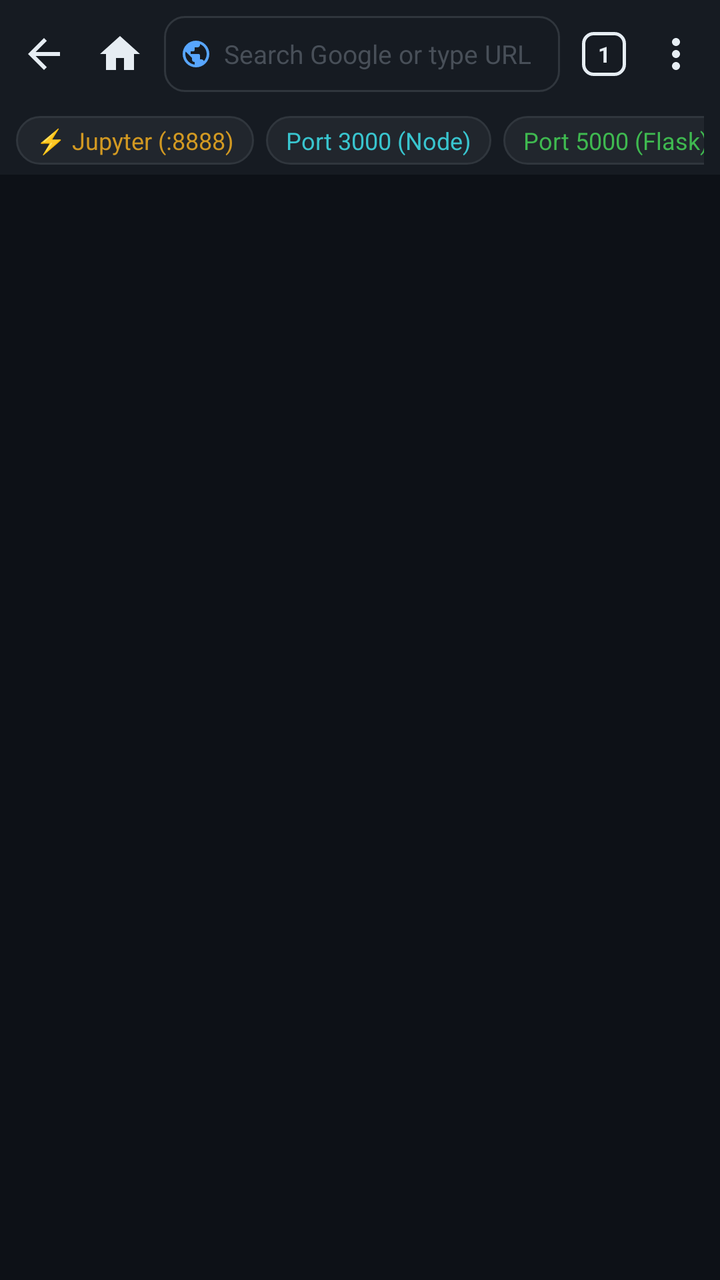
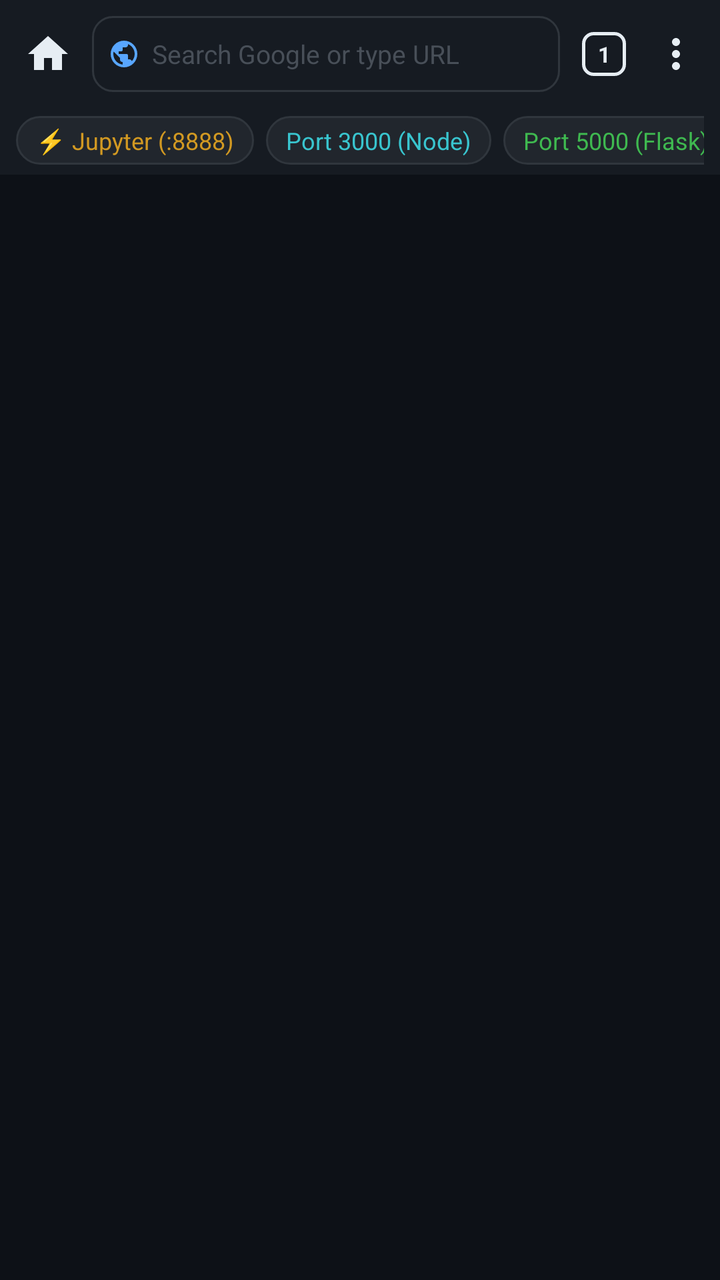

An Android layout rendered at two revisions. The XML below is the earlier revision; the diff shows what the commit changed to produce the second picture.
<!-- AndroidManifest.xml: activity theme Theme.MobileLinux -->
<!-- res/layout/activity_dev_browser.xml -->
<?xml version="1.0" encoding="utf-8"?>
<LinearLayout xmlns:android="http://schemas.android.com/apk/res/android"
    xmlns:app="http://schemas.android.com/apk/res-auto"
    xmlns:tools="http://schemas.android.com/tools"
    android:id="@+id/layout_dev_browser_root"
    android:layout_width="match_parent"
    android:layout_height="match_parent"
    android:orientation="vertical"
    android:background="@color/terminal_bg"
    android:fitsSystemWindows="false">

    
    <LinearLayout
        android:id="@+id/browser_top_bar"
        android:layout_width="match_parent"
        android:layout_height="wrap_content"
        android:minHeight="54dp"
        android:orientation="horizontal"
        android:gravity="center_vertical"
        android:background="@color/toolbar_bg"
        android:paddingStart="4dp"
        android:paddingEnd="4dp"
        android:paddingTop="6dp"
        android:paddingBottom="6dp">

        
        <ImageButton
            android:id="@+id/btn_browser_close"
            android:layout_width="36dp"
            android:layout_height="36dp"
            android:src="@drawable/ic_arrow_back"
            android:background="?attr/selectableItemBackgroundBorderless"
            app:tint="@color/text_primary"
            android:contentDescription="Minimize to Terminal" />

        
        <ImageButton
            android:id="@+id/btn_browser_home"
            android:layout_width="36dp"
            android:layout_height="36dp"
            android:layout_marginStart="2dp"
            android:layout_marginEnd="2dp"
            android:src="@drawable/ic_home"
            android:background="?attr/selectableItemBackgroundBorderless"
            app:tint="@color/text_primary"
            android:contentDescription="Home" />

        
        <LinearLayout
            android:layout_width="0dp"
            android:layout_height="38dp"
            android:layout_weight="1"
            android:layout_marginStart="2dp"
            android:layout_marginEnd="4dp"
            android:background="@drawable/bg_search_bar"
            android:orientation="horizontal"
            android:gravity="center_vertical"
            android:paddingStart="8dp"
            android:paddingEnd="6dp">

            <ImageView
                android:id="@+id/iv_ssl_indicator"
                android:layout_width="16dp"
                android:layout_height="16dp"
                android:src="@drawable/ic_globe"
                app:tint="@color/accent_blue"
                android:contentDescription="Security Indicator" />

            <EditText
                android:id="@+id/et_browser_url"
                android:layout_width="0dp"
                android:layout_height="match_parent"
                android:layout_weight="1"
                android:layout_marginStart="6dp"
                android:layout_marginEnd="4dp"
                android:background="@null"
                android:hint="Search Google or type URL"
                android:textColorHint="@color/text_hint"
                android:textColor="@color/text_primary"
                android:textSize="13sp"
                android:singleLine="true"
                android:maxLines="1"
                android:inputType="textUri"
                android:imeOptions="actionGo" />

            <ImageButton
                android:id="@+id/btn_clear_url"
                android:layout_width="24dp"
                android:layout_height="24dp"
                android:src="@drawable/ic_close"
                android:background="?attr/selectableItemBackgroundBorderless"
                app:tint="@color/text_secondary"
                android:visibility="gone"
                android:contentDescription="Clear URL" />
        </LinearLayout>

        
        <FrameLayout
            android:id="@+id/btn_tab_switcher"
            android:layout_width="36dp"
            android:layout_height="36dp"
            android:background="?attr/selectableItemBackgroundBorderless"
            android:clickable="true"
            android:focusable="true"
            android:contentDescription="Tabs">

            <TextView
                android:id="@+id/tv_tab_count"
                android:layout_width="22dp"
                android:layout_height="22dp"
                android:layout_gravity="center"
                android:background="@drawable/bg_tab_counter"
                android:gravity="center"
                android:text="1"
                android:textColor="@color/text_primary"
                android:textSize="11sp"
                android:textStyle="bold" />
        </FrameLayout>

        
        <ImageButton
            android:id="@+id/btn_browser_menu"
            android:layout_width="36dp"
            android:layout_height="36dp"
            android:src="@drawable/ic_more_vert"
            android:background="?attr/selectableItemBackgroundBorderless"
            app:tint="@color/text_primary"
            android:contentDescription="Menu" />
    </LinearLayout>

    
    <ProgressBar
        android:id="@+id/pb_browser"
        style="?android:attr/progressBarStyleHorizontal"
        android:layout_width="match_parent"
        android:layout_height="2.5dp"
        android:max="100"
        android:progressTint="@color/accent_blue"
        android:visibility="gone" />

    
    <HorizontalScrollView
        android:id="@+id/hsv_quick_chips"
        android:layout_width="match_parent"
        android:layout_height="wrap_content"
        android:background="@color/sidebar_bg"
        android:scrollbars="none"
        android:paddingTop="4dp"
        android:paddingBottom="5dp"
        android:paddingStart="8dp"
        android:paddingEnd="8dp">

        <LinearLayout
            android:layout_width="wrap_content"
            android:layout_height="wrap_content"
            android:orientation="horizontal"
            android:gravity="center_vertical">

            <TextView
                android:id="@+id/chip_jupyter"
                android:layout_width="wrap_content"
                android:layout_height="wrap_content"
                android:text="⚡ Jupyter (:8888)"
                android:textSize="12sp"
                android:textColor="@color/accent_yellow"
                android:background="@drawable/bg_browser_chip"
                android:paddingStart="10dp"
                android:paddingEnd="10dp"
                android:paddingTop="4dp"
                android:paddingBottom="4dp"
                android:layout_marginEnd="6dp" />

            <TextView
                android:id="@+id/chip_port_3000"
                android:layout_width="wrap_content"
                android:layout_height="wrap_content"
                android:text="Port 3000 (Node)"
                android:textSize="12sp"
                android:textColor="@color/accent_cyan"
                android:background="@drawable/bg_browser_chip"
                android:paddingStart="10dp"
                android:paddingEnd="10dp"
                android:paddingTop="4dp"
                android:paddingBottom="4dp"
                android:layout_marginEnd="6dp" />

            <TextView
                android:id="@+id/chip_port_5000"
                android:layout_width="wrap_content"
                android:layout_height="wrap_content"
                android:text="Port 5000 (Flask)"
                android:textSize="12sp"
                android:textColor="@color/accent_green"
                android:background="@drawable/bg_browser_chip"
                android:paddingStart="10dp"
                android:paddingEnd="10dp"
                android:paddingTop="4dp"
                android:paddingBottom="4dp"
                android:layout_marginEnd="6dp" />

            <TextView
                android:id="@+id/chip_port_8000"
                android:layout_width="wrap_content"
                android:layout_height="wrap_content"
                android:text="Port 8000 (FastAPI)"
                android:textSize="12sp"
                android:textColor="@color/accent_blue"
                android:background="@drawable/bg_browser_chip"
                android:paddingStart="10dp"
                android:paddingEnd="10dp"
                android:paddingTop="4dp"
                android:paddingBottom="4dp"
                android:layout_marginEnd="6dp" />

            <TextView
                android:id="@+id/chip_port_8080"
                android:layout_width="wrap_content"
                android:layout_height="wrap_content"
                android:text="Port 8080 (Web)"
                android:textSize="12sp"
                android:textColor="@color/text_primary"
                android:background="@drawable/bg_browser_chip"
                android:paddingStart="10dp"
                android:paddingEnd="10dp"
                android:paddingTop="4dp"
                android:paddingBottom="4dp"
                android:layout_marginEnd="6dp" />

            <TextView
                android:id="@+id/chip_google"
                android:layout_width="wrap_content"
                android:layout_height="wrap_content"
                android:text="Google"
                android:textSize="12sp"
                android:textColor="@color/text_secondary"
                android:background="@drawable/bg_browser_chip"
                android:paddingStart="10dp"
                android:paddingEnd="10dp"
                android:paddingTop="4dp"
                android:paddingBottom="4dp"
                android:layout_marginEnd="6dp" />

            <TextView
                android:id="@+id/chip_github"
                android:layout_width="wrap_content"
                android:layout_height="wrap_content"
                android:text="GitHub"
                android:textSize="12sp"
                android:textColor="@color/text_secondary"
                android:background="@drawable/bg_browser_chip"
                android:paddingStart="10dp"
                android:paddingEnd="10dp"
                android:paddingTop="4dp"
                android:paddingBottom="4dp" />
        </LinearLayout>
    </HorizontalScrollView>

    
    <FrameLayout
        android:id="@+id/layout_browser_content"
        android:layout_width="match_parent"
        android:layout_height="0dp"
        android:layout_weight="1">

        
        <FrameLayout
            android:id="@+id/webview_container"
            android:layout_width="match_parent"
            android:layout_height="match_parent"
            android:background="@color/terminal_bg" />

        
        <LinearLayout
            android:id="@+id/layout_browser_error"
            android:layout_width="match_parent"
            android:layout_height="match_parent"
            android:orientation="vertical"
            android:gravity="center"
            android:padding="24dp"
            android:background="@color/terminal_bg"
            android:visibility="gone">

            <ImageView
                android:layout_width="56dp"
                android:layout_height="56dp"
                android:src="@drawable/ic_globe"
                app:tint="@color/text_secondary"
                android:layout_marginBottom="16dp"
                android:contentDescription="Error Icon" />

            <TextView
                android:id="@+id/tv_error_title"
                android:layout_width="wrap_content"
                android:layout_height="wrap_content"
                android:text="Could Not Connect"
                android:textColor="@color/text_primary"
                android:textSize="18sp"
                android:textStyle="bold"
                android:layout_marginBottom="8dp" />

            <TextView
                android:id="@+id/tv_error_desc"
                android:layout_width="wrap_content"
                android:layout_height="wrap_content"
                android:text="The local server or webpage at this address may not be running yet."
                android:textColor="@color/text_secondary"
                android:textSize="14sp"
                android:gravity="center"
                android:layout_marginBottom="20dp" />

            <com.google.android.material.button.MaterialButton
                android:id="@+id/btn_retry_load"
                android:layout_width="wrap_content"
                android:layout_height="wrap_content"
                android:text="Retry Connection"
                android:textColor="@color/colorOnPrimary"
                app:backgroundTint="@color/accent_blue"
                app:cornerRadius="8dp" />
        </LinearLayout>
    </FrameLayout>

    
    <LinearLayout
        android:id="@+id/layout_tab_switcher"
        android:layout_width="match_parent"
        android:layout_height="match_parent"
        android:orientation="vertical"
        android:background="@color/terminal_bg"
        android:visibility="gone">

        
        <LinearLayout
            android:id="@+id/tab_switcher_top_bar"
            android:layout_width="match_parent"
            android:layout_height="wrap_content"
            android:minHeight="54dp"
            android:orientation="horizontal"
            android:gravity="center_vertical"
            android:background="@color/toolbar_bg"
            android:paddingStart="12dp"
            android:paddingEnd="12dp">

            <com.google.android.material.button.MaterialButton
                android:id="@+id/btn_new_tab"
                style="@style/Widget.MaterialComponents.Button.TextButton"
                android:layout_width="wrap_content"
                android:layout_height="wrap_content"
                android:text="New Tab"
                android:textColor="@color/accent_blue"
                android:textSize="13sp"
                android:paddingStart="8dp"
                android:paddingEnd="8dp"
                app:icon="@drawable/ic_add_session"
                app:iconTint="@color/accent_blue"
                app:iconSize="18dp" />

            <TextView
                android:id="@+id/tv_tab_switcher_title"
                android:layout_width="0dp"
                android:layout_height="wrap_content"
                android:layout_weight="1"
                android:text="Tabs (1)"
                android:textColor="@color/text_primary"
                android:textSize="14sp"
                android:textStyle="bold"
                android:gravity="center"
                android:singleLine="true"
                android:ellipsize="end" />

            <com.google.android.material.button.MaterialButton
                android:id="@+id/btn_close_all_tabs"
                style="@style/Widget.MaterialComponents.Button.TextButton"
                android:layout_width="wrap_content"
                android:layout_height="wrap_content"
                android:text="Close All"
                android:textColor="@color/accent_red"
                android:textSize="13sp"
                android:paddingStart="8dp"
                android:paddingEnd="8dp"
                app:icon="@drawable/ic_trash"
                app:iconTint="@color/accent_red"
                app:iconSize="16dp"
                android:layout_marginEnd="2dp" />

            <com.google.android.material.button.MaterialButton
                android:id="@+id/btn_close_tab_switcher"
                style="@style/Widget.MaterialComponents.Button.TextButton"
                android:layout_width="wrap_content"
                android:layout_height="wrap_content"
                android:text="Done"
                android:textColor="@color/text_primary"
                android:textSize="13sp"
                android:paddingStart="8dp"
                android:paddingEnd="8dp" />
        </LinearLayout>

        <View
            android:layout_width="match_parent"
            android:layout_height="1dp"
            android:background="@color/border_color" />

        
        <androidx.recyclerview.widget.RecyclerView
            android:id="@+id/rv_tab_grid"
            android:layout_width="match_parent"
            android:layout_height="match_parent"
            android:padding="8dp"
            android:clipToPadding="false" />
    </LinearLayout>

</LinearLayout>
<!-- resources referenced by this layout -->
<resources>
  <color name="accent_blue">#58A6FF</color>
  <color name="accent_cyan">#39C5CF</color>
  <color name="accent_green">#3FB950</color>
  <color name="accent_red">#FF7B72</color>
  <color name="accent_yellow">#D29922</color>
  <color name="border_color">#30363D</color>
  <color name="colorOnPrimary">#0D1117</color>
  <color name="sidebar_bg">#161B22</color>
  <color name="terminal_bg">#0D1117</color>
  <color name="text_hint">#484F58</color>
  <color name="text_primary">#E6EDF3</color>
  <color name="text_secondary">#8B949E</color>
  <color name="toolbar_bg">#161B22</color>
  <!-- drawable bg_browser_chip (drawable) -->
  <?xml version="1.0" encoding="utf-8"?>
  <shape xmlns:android="http://schemas.android.com/apk/res/android"
      android:shape="rectangle">
      <solid android:color="@color/card_bg" />
      <corners android:radius="14dp" />
      <stroke
          android:width="1dp"
          android:color="@color/border_color" />
  </shape>
  <!-- drawable bg_search_bar (drawable) -->
  <?xml version="1.0" encoding="utf-8"?>
  <shape xmlns:android="http://schemas.android.com/apk/res/android"
      android:shape="rectangle">
      <solid android:color="@color/sidebar_bg" />
      <corners android:radius="10dp" />
      <stroke
          android:width="1dp"
          android:color="@color/border_color" />
  </shape>
  <!-- drawable bg_tab_counter (drawable) -->
  <?xml version="1.0" encoding="utf-8"?>
  <shape xmlns:android="http://schemas.android.com/apk/res/android"
      android:shape="rectangle">
      <corners android:radius="5dp" />
      <stroke
          android:width="1.8dp"
          android:color="@color/text_primary" />
      <solid android:color="@android:color/transparent" />
  </shape>
  <!-- drawable ic_arrow_back (drawable) -->
  <?xml version="1.0" encoding="utf-8"?>
  <vector xmlns:android="http://schemas.android.com/apk/res/android"
      android:width="24dp"
      android:height="24dp"
      android:viewportWidth="24"
      android:viewportHeight="24">
      <path
          android:fillColor="#E6EDF3"
          android:pathData="M20,11H7.83l5.59,-5.59L12,4l-8,8 8,8 1.41,-1.41L7.83,13H20v-2z" />
  </vector>
  <!-- drawable ic_home (drawable) -->
  <vector xmlns:android="http://schemas.android.com/apk/res/android"
      android:width="24dp"
      android:height="24dp"
      android:viewportWidth="24"
      android:viewportHeight="24">
    <path
        android:fillColor="@android:color/white"
        android:pathData="M10,20v-6h4v6h5v-8h3L12,3 2,12h3v8z"/>
  </vector>
  <color name="card_bg">#21262D</color>
  <color name="colorPrimary">#58A6FF</color>
  <color name="colorPrimaryVariant">#388BFD</color>
  <color name="colorSecondary">#3FB950</color>
  <color name="colorOnSecondary">#0D1117</color>
  <color name="colorSurface">#161B22</color>
  <color name="colorOnSurface">#E6EDF3</color>
  <color name="colorBackground">#0D1117</color>
  <color name="colorOnBackground">#E6EDF3</color>
  <color name="colorError">#FF7B72</color>
  <color name="status_bar_color">#0D1117</color>
  <style name="Widget.MobileLinux.Toolbar" parent="Widget.MaterialComponents.Toolbar">
          <item name="android:background">@color/toolbar_bg</item>
          <item name="titleTextColor">@color/text_primary</item>
          <item name="subtitleTextColor">@color/text_secondary</item>
          <item name="navigationIconTint">@color/text_secondary</item>
      </style>
  <style name="Widget.MobileLinux.Button" parent="Widget.MaterialComponents.Button">
          <item name="backgroundTint">@color/accent_blue</item>
          <item name="android:textColor">@color/colorOnPrimary</item>
          <item name="cornerRadius">12dp</item>
          <item name="android:textAllCaps">false</item>
          <item name="android:letterSpacing">0.0</item>
      </style>
  <style name="Widget.MobileLinux.Chip" parent="Widget.MaterialComponents.Chip.Entry">
          <item name="chipBackgroundColor">@color/card_bg</item>
          <item name="android:textColor">@color/text_primary</item>
      </style>
  <color name="divider_color">#21262D</color>
  <!-- unchanged entries left out for length: 7 -->
</resources>

<!-- the commit's change to res/layout/activity_dev_browser.xml (unified diff, before → after) -->
@@ -25,16 +25,6 @@
 
         
         <ImageButton
-            android:id="@+id/btn_browser_close"
-            android:layout_width="36dp"
-            android:layout_height="36dp"
-            android:src="@drawable/ic_arrow_back"
-            android:background="?attr/selectableItemBackgroundBorderless"
-            app:tint="@color/text_primary"
-            android:contentDescription="Minimize to Terminal" />
-
-        
-        <ImageButton
             android:id="@+id/btn_browser_home"
             android:layout_width="36dp"
             android:layout_height="36dp"
<!-- resource entries referenced after the edit -->
@@ -43,17 +43,6 @@
           android:color="@color/text_primary" />
       <solid android:color="@android:color/transparent" />
   </shape>
-  <!-- drawable ic_arrow_back (drawable) -->
-  <?xml version="1.0" encoding="utf-8"?>
-  <vector xmlns:android="http://schemas.android.com/apk/res/android"
-      android:width="24dp"
-      android:height="24dp"
-      android:viewportWidth="24"
-      android:viewportHeight="24">
-      <path
-          android:fillColor="#E6EDF3"
-          android:pathData="M20,11H7.83l5.59,-5.59L12,4l-8,8 8,8 1.41,-1.41L7.83,13H20v-2z" />
-  </vector>
   <!-- drawable ic_home (drawable) -->
   <vector xmlns:android="http://schemas.android.com/apk/res/android"
       android:width="24dp"
